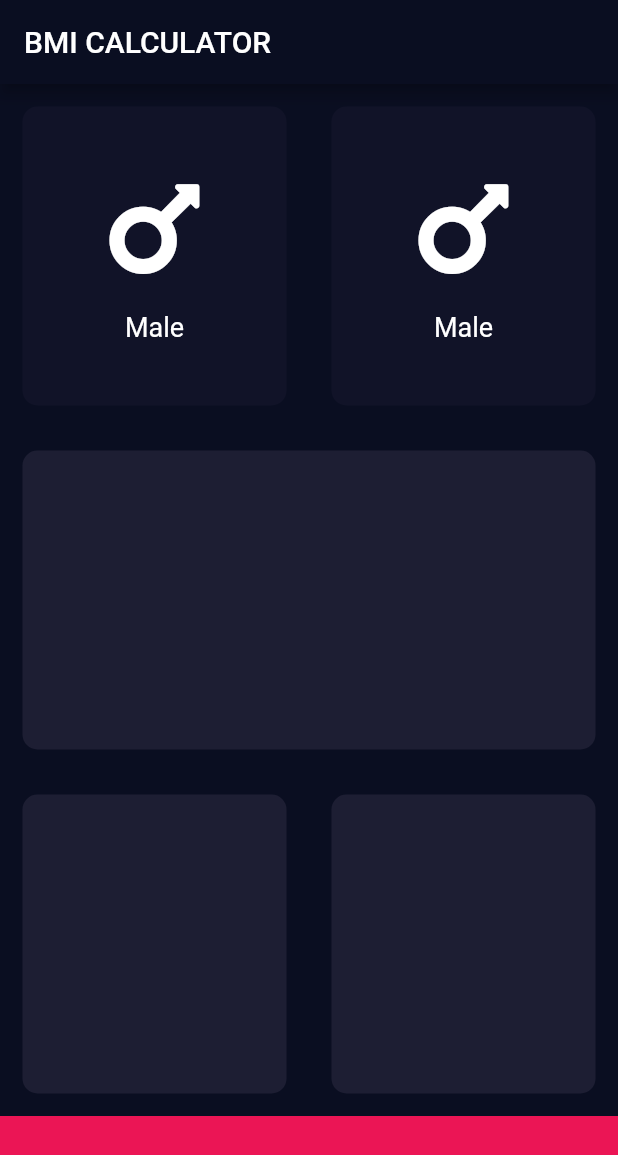
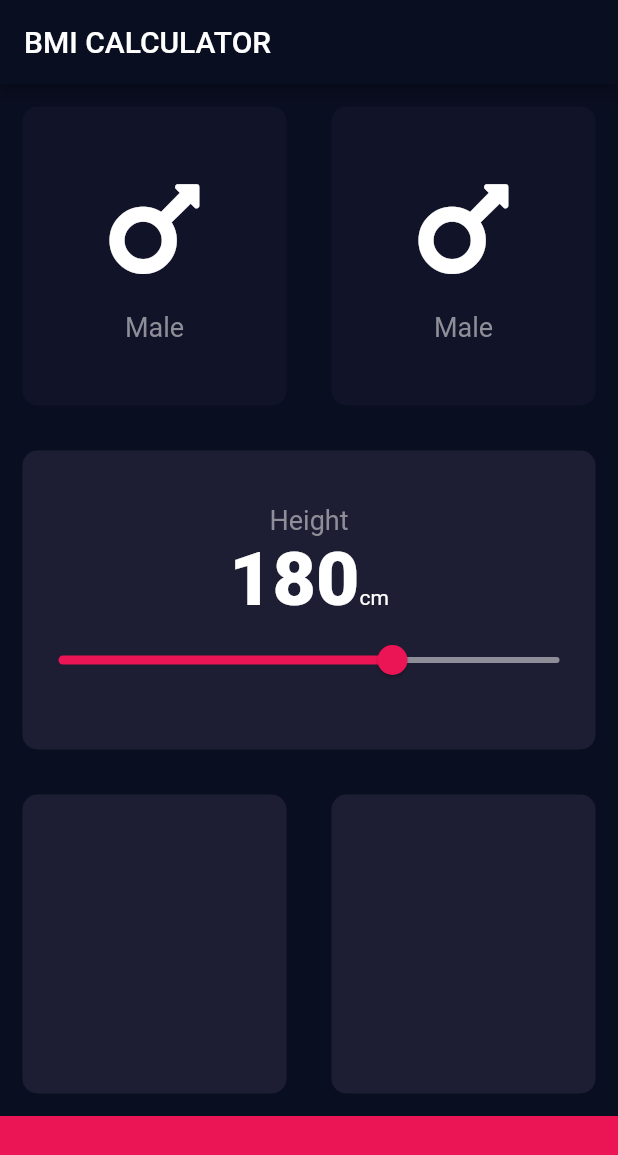
Before and after one commit to haroonkhan9426/BMI-Calculator-Flutter-, a Flutter app: the screen it shows after launch, on a phone screen of 412 x 824 dp. Shown: the top 1155 px of the screen. Run offline on Flutter 3.47's test engine with Material 2 defaults, Android fonts, the phone set to English and light mode, and no system bars; our stand-ins replace font_awesome_flutter.

Commit message:
Slider added successfully

```diff
--- /dev/null
+++ b/lib/constants.dart
@@ -0,0 +1,15 @@
+import 'package:flutter/material.dart';
+
+const kActiveCardColor = Color(0xFF1D1E33);
+const kInactiveCardColor = Color(0xFF111328);
+const kBottomSheetColor = Color(0xFFEB1555);
+const kLabelColor = Color(0xFF8D8E98);
+
+const kLabelTextStyle = TextStyle(
+  fontSize: 18.0,
+  color: kLabelColor,
+);
+const kNumberTextStyle = TextStyle(
+  fontWeight: FontWeight.w900,
+  fontSize: 50,
+);
--- a/lib/custom_widgets/gender_icon_content.dart
+++ b/lib/custom_widgets/gender_icon_content.dart
@@ -1,10 +1,6 @@
 import 'package:flutter/material.dart';
 import 'package:font_awesome_flutter/font_awesome_flutter.dart';
-
-const textStyle = TextStyle(
-  fontSize: 18.0,
-  color: Colors.white,
-);
+import 'package:bmi_calculator_flutter/constants.dart';
 
 class GenderIconContent extends StatelessWidget {
   final IconData icon;
@@ -25,7 +21,7 @@ class GenderIconContent extends StatelessWidget {
         SizedBox(
           height: 15.0,
         ),
-        Text('Male', style: textStyle),
+        Text('Male', style: kLabelTextStyle),
       ],
     );
   }
--- a/lib/screens/input_page.dart
+++ b/lib/screens/input_page.dart
@@ -2,13 +2,11 @@ import 'package:flutter/material.dart';
 import 'package:bmi_calculator_flutter/custom_widgets/resuable_card.dart';
 import 'package:font_awesome_flutter/font_awesome_flutter.dart';
 import 'package:bmi_calculator_flutter/custom_widgets/gender_icon_content.dart';
+import 'package:bmi_calculator_flutter/constants.dart';
 
 enum Gender { male, female, none }
-
-const activeCardColor = Color(0xFF1D1E33);
-const inActiveCardColor = Color(0xFF111328);
-const bottomSheetColor = Color(0xFFEB1555);
 Gender selectedGender = Gender.none;
+int heightVal = 180;
 
 class InputPage extends StatefulWidget {
   @override
@@ -33,7 +31,9 @@ class _InputPageState extends State<InputPage> {
           child: Row(
             children: <Widget>[
               ReusableCard(
-                color: (selectedGender == Gender.male) ? activeCardColor : inActiveCardColor,
+                color: (selectedGender == Gender.male)
+                    ? kActiveCardColor
+                    : kInactiveCardColor,
                 childWidget: GenderIconContent(
                   icon: FontAwesomeIcons.mars,
                   title: 'MALE',
@@ -45,7 +45,9 @@ class _InputPageState extends State<InputPage> {
                 },
               ),
               ReusableCard(
-                color: (selectedGender == Gender.female) ? activeCardColor : inActiveCardColor,
+                color: (selectedGender == Gender.female)
+                    ? kActiveCardColor
+                    : kInactiveCardColor,
                 childWidget: GenderIconContent(
                   icon: FontAwesomeIcons.mars,
                   title: 'FEMALE',
@@ -60,16 +62,47 @@ class _InputPageState extends State<InputPage> {
           ),
         ),
         ReusableCard(
-          color: activeCardColor,
+          color: kActiveCardColor,
+          childWidget: Column(
+            mainAxisAlignment: MainAxisAlignment.center,
+            children: <Widget>[
+              Text(
+                'Height',
+                style: kLabelTextStyle,
+              ),
+              Row(
+                mainAxisAlignment: MainAxisAlignment.center,
+                crossAxisAlignment: CrossAxisAlignment.baseline,
+                textBaseline: TextBaseline.alphabetic,
+                children: <Widget>[
+                  Text(heightVal.toString(),
+                  style: kNumberTextStyle,),
+                  Text('cm'),
+                ],
+              ),
+              Slider(
+                value: heightVal.toDouble(),
+                min: 100.0,
+                max: 220.0,
+                activeColor: kBottomSheetColor,
+                inactiveColor: kLabelColor,
+                onChanged: (double newVal){
+                  setState(() {
+                    heightVal = newVal.round();
+                  });
+                },
+              )
+            ],
+          ),
         ),
         Expanded(
           child: Row(
             children: <Widget>[
               ReusableCard(
-                color: activeCardColor,
+                color: kActiveCardColor,
               ),
               ReusableCard(
-                color: activeCardColor,
+                color: kActiveCardColor,
               ),
             ],
           ),
@@ -77,7 +110,7 @@ class _InputPageState extends State<InputPage> {
         Container(
           width: double.infinity,
           height: 80.0,
-          color: bottomSheetColor,
+          color: kBottomSheetColor,
         )
       ],
     );
```
